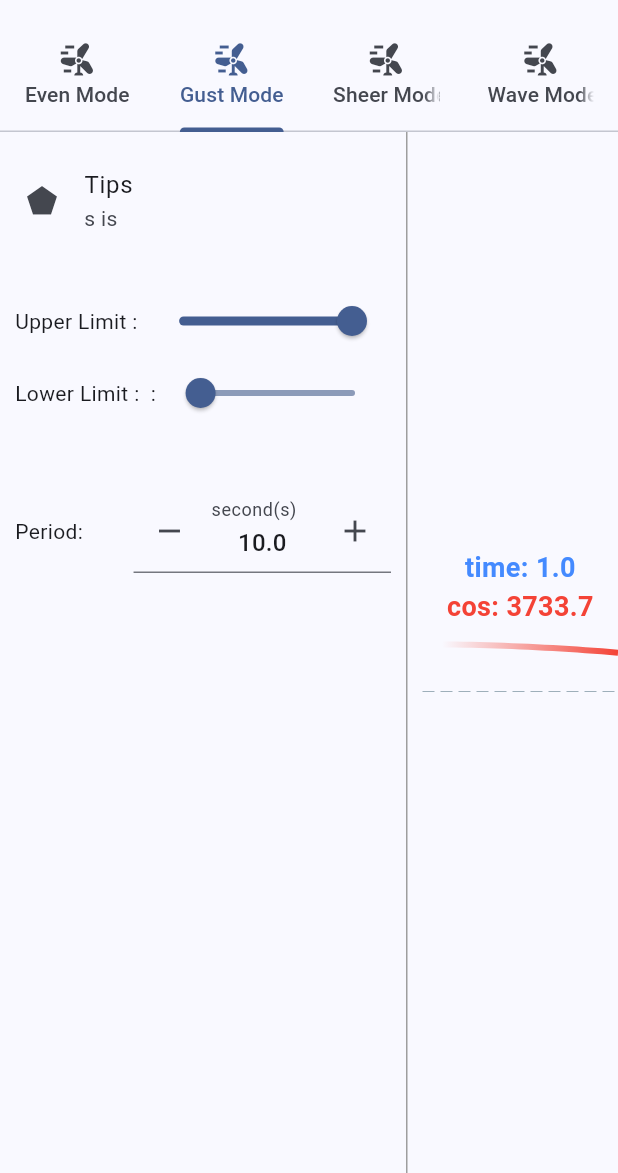
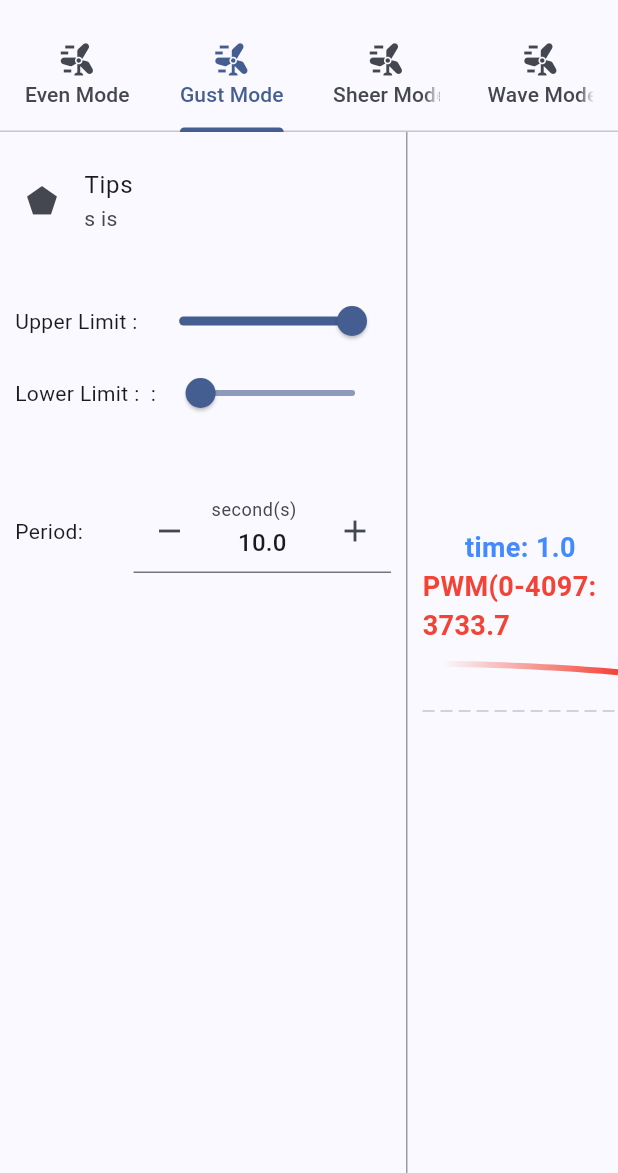
Before and after one commit to zoushitao/smart_wind_tunnel, a Flutter app: the ModeSettingsWidget screen opened directly, tab 2 chosen, on a phone screen of 412 x 824 dp, the part 63-1236 px from its top. Run offline on Flutter 3.47's test engine with Material 3 defaults, Android fonts, the phone set to English and light mode, and no system bars; drawn by our look-alikes of fl_chart, flutter_spinbox; our stand-ins replace sidebarx; missing offline and left inert: flutter_libserialport, window_manager; accounts and stored records are empty.

Commit message:
bug fiexed

```diff
--- a/lib/pages/settings/charts.dart
+++ b/lib/pages/settings/charts.dart
@@ -92,7 +92,7 @@ class _SineLinechartState extends State<SineLinechart> {
                 ),
               ),
               Text(
-                'cos: ${cosVal.toStringAsFixed(1)}',
+                'PWM(0-4097: ${cosVal.toStringAsFixed(1)}',
                 style: TextStyle(
                   color: widget.cosColor,
                   fontSize: 18,
--- a/lib/pages/settings/sheer_mode_view.dart
+++ b/lib/pages/settings/sheer_mode_view.dart
@@ -146,9 +146,9 @@ class _ReorderableExampleState extends State<ReorderableExample> {
         ListTile(
           key: Key('$index'),
           leading: IconButton(
-            icon: Icon(Icons.remove), // 图标
+            icon: Icon(Icons.remove), // Icon
             onPressed: () {
-              // 处理按钮点击事件
+              // Event Handling
               print('Button clicked');
             },
           ),
```
